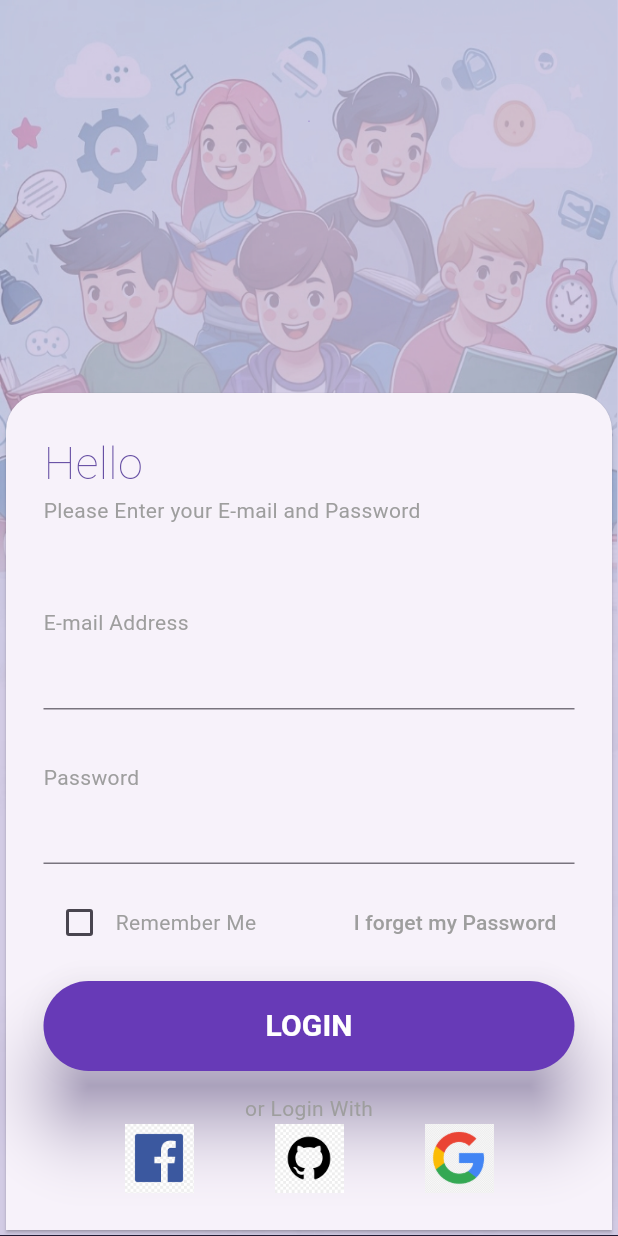
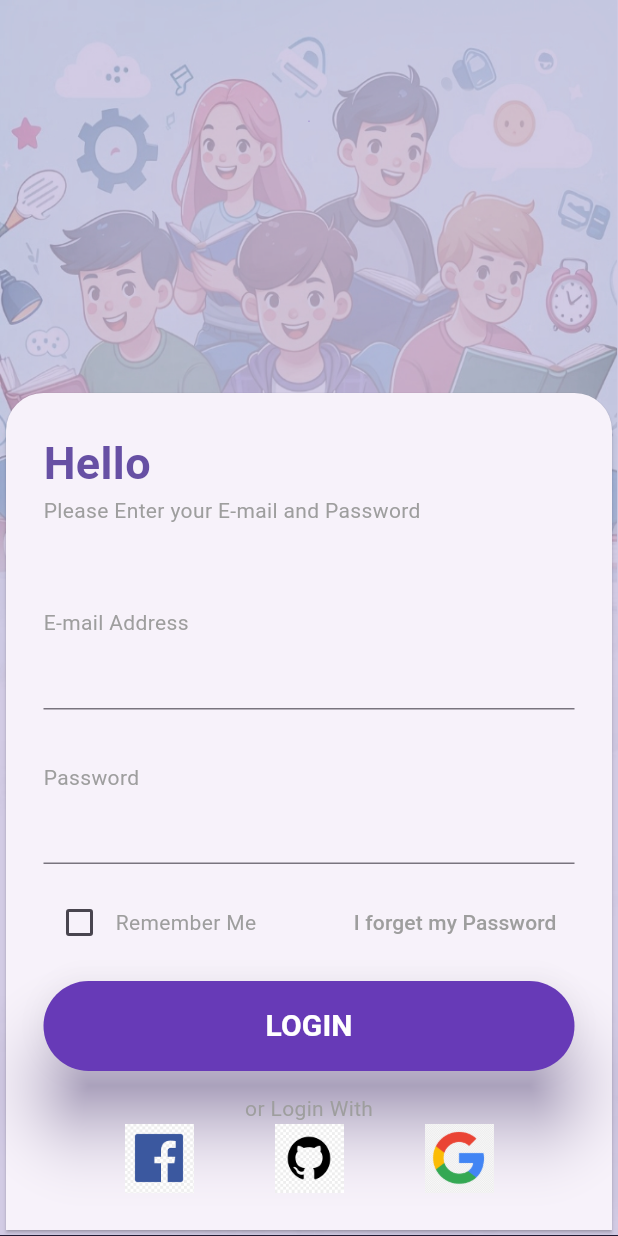
Before and after one commit to MrRishabThapa/VELnote_project_frontend, a Flutter app: the screen it shows after launch, on a phone screen of 412 x 824 dp. Run offline on Flutter 3.47's test engine with Material 3 defaults, Android fonts, the phone set to English and light mode, and no system bars.

Commit message:
first option for login page

```diff
--- a/lib/logIn.dart
+++ b/lib/logIn.dart
@@ -80,7 +80,7 @@ class _MyLogInState extends State<MyLogIn> {
           'Hello ',
           style: TextStyle(
             fontSize: 30,
-            fontWeight: FontWeight.w200,
+            fontWeight: FontWeight.w600,
             color: myColor,
           ),
         ),
```
